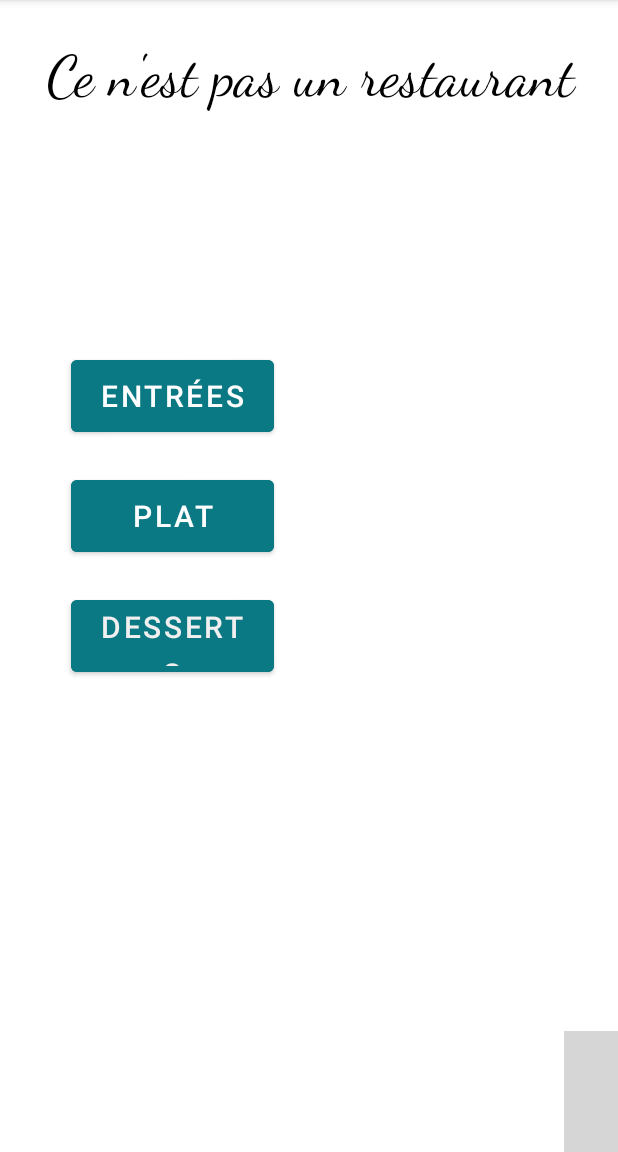
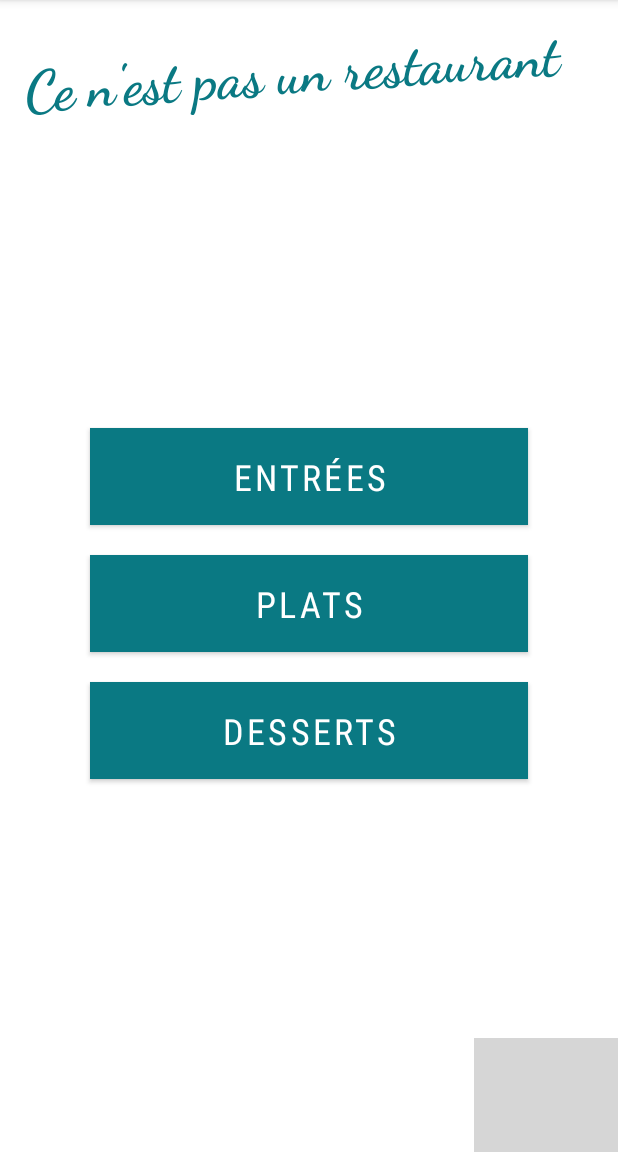
Before and after one commit to ChloeBlt/AndroidERestaurant, an Android app: the screen it shows after launch (HomeActivity), on a phone screen of 412 x 824 dp, the part 84-1236 px from its top. Run offline under Robolectric (Android 15) with nearby library versions, the phone set to English and light mode, and no system bars; grey boxes are pictures that could not be loaded.

Commit message:
Modification graphique

```diff
--- a/app/src/main/res/layout/activity_dish.xml
+++ b/app/src/main/res/layout/activity_dish.xml
@@ -12,6 +12,7 @@
         android:layout_height="wrap_content"
         android:layout_marginTop="32dp"
         android:fontFamily="cursive"
+        android:textColor="@color/turquoise"
         android:textSize="38sp"
         android:textStyle="bold"
         app:layout_constraintEnd_toEndOf="parent"
--- a/app/src/main/res/layout/activity_home.xml
+++ b/app/src/main/res/layout/activity_home.xml
@@ -10,8 +10,7 @@
         android:id="@+id/backgroundTotono"
         android:layout_width="wrap_content"
         android:layout_height="wrap_content"
-        android:layout_marginEnd="-60dp"
-        android:layout_marginBottom="-15dp"
+        android:layout_marginBottom="-20dp"
         android:scaleType="centerCrop"
         app:layout_constraintBottom_toBottomOf="parent"
         app:layout_constraintEnd_toEndOf="parent"
@@ -19,65 +18,86 @@
 
     <Button
         android:id="@+id/buttonStarter"
-        android:layout_width="135dp"
-        android:layout_height="60dp"
-        android:layout_marginTop="11dp"
+        android:layout_width="0dp"
+        android:layout_height="wrap_content"
+        android:layout_marginStart="60dp"
+        android:layout_marginTop="60dp"
+        android:layout_marginEnd="60dp"
         android:backgroundTint="@color/turquoise"
-        android:lineSpacingExtra="8sp"
+        android:fontFamily="sans-serif-condensed"
+        android:lineSpacingExtra="14sp"
         android:text="@string/home_starter"
         android:textAlignment="center"
-        android:textColor="#FFFFFF"
-        android:textSize="20sp"
-        app:layout_constraintBottom_toBottomOf="parent"
-        app:layout_constraintEnd_toEndOf="parent"
-        app:layout_constraintHorizontal_bias="0.17"
-        app:layout_constraintStart_toStartOf="parent"
-        app:layout_constraintTop_toTopOf="parent"
-        app:layout_constraintVertical_bias="0.32" />
-
-    <Button
-        android:id="@+id/buttonMainDish"
-        android:layout_width="135dp"
-        android:layout_height="60dp"
-        android:layout_marginTop="20dp"
-        android:backgroundTint="@color/turquoise"
-        android:lineSpacingExtra="8sp"
-        android:text="plat"
-        android:textAlignment="center"
-        android:textColor="#FFFFFF"
-        android:textSize="20sp"
-        app:layout_constraintEnd_toEndOf="@+id/buttonStarter"
-        app:layout_constraintStart_toStartOf="@+id/buttonStarter"
-        app:layout_constraintTop_toBottomOf="@+id/buttonStarter" />
-
-    <Button
-        android:id="@+id/buttonDessert"
-        android:layout_width="135dp"
-        android:layout_height="60dp"
-        android:layout_marginTop="20dp"
-        android:backgroundTint="@color/turquoise"
-        android:lineSpacingExtra="8sp"
-        android:text="@string/home_dessert"
-        android:textAlignment="center"
-        android:textColor="#F1EFEF"
-        android:textSize="20sp"
-        app:layout_constraintEnd_toEndOf="@+id/buttonMainDish"
-        app:layout_constraintStart_toStartOf="@+id/buttonMainDish"
-        app:layout_constraintTop_toBottomOf="@+id/buttonMainDish" />
-
-    <TextView
-        android:id="@+id/notRestaurant"
-        android:layout_width="420dp"
-        android:layout_height="71dp"
-        android:fontFamily="cursive"
-        android:text="@string/notRestaurant"
-        android:textAlignment="center"
-        android:textColor="#000000"
-        android:textSize="38sp"
+        android:textAllCaps="true"
+        android:textColor="@color/white"
+        android:textSize="24sp"
         app:layout_constraintBottom_toBottomOf="parent"
         app:layout_constraintEnd_toEndOf="parent"
         app:layout_constraintStart_toStartOf="parent"
         app:layout_constraintTop_toTopOf="parent"
-        app:layout_constraintVertical_bias="0.04000002" />
+        app:layout_constraintVertical_bias="0.35"
+        android:padding="10dp"
+        android:background="@color/turquoise" />
+
+    <Button
+        android:id="@+id/buttonMainDish"
+        android:layout_width="0dp"
+        android:layout_height="wrap_content"
+        android:layout_marginTop="20dp"
+        android:backgroundTint="@color/turquoise"
+        android:fontFamily="sans-serif-condensed"
+        android:lineSpacingExtra="8sp"
+        android:text="@string/home_main_dish"
+        android:textAlignment="center"
+        android:textAllCaps="true"
+        android:textColor="@color/white"
+        android:textSize="24sp"
+        app:layout_constraintEnd_toEndOf="@+id/buttonStarter"
+        app:layout_constraintStart_toStartOf="@+id/buttonStarter"
+        app:layout_constraintTop_toBottomOf="@+id/buttonStarter"
+        android:padding="10dp"
+        android:background="@color/turquoise"/>
+
+    <Button
+        android:id="@+id/buttonDessert"
+        android:layout_width="0dp"
+        android:layout_height="wrap_content"
+        android:layout_marginTop="20dp"
+        android:backgroundTint="@color/turquoise"
+        android:fontFamily="sans-serif-condensed"
+        android:lineSpacingExtra="8sp"
+        android:text="@string/home_dessert"
+        android:textAlignment="center"
+        android:textAllCaps="true"
+        android:textColor="@color/white"
+        android:textSize="24sp"
+        app:layout_constraintEnd_toEndOf="@+id/buttonMainDish"
+        app:layout_constraintStart_toStartOf="@+id/buttonMainDish"
+        app:layout_constraintTop_toBottomOf="@+id/buttonMainDish"
+        android:padding="10dp"
+        android:background="@color/turquoise" />
+
+    <TextView
+        android:id="@+id/notRestaurant"
+        android:layout_width="0dp"
+        android:layout_height="wrap_content"
+        android:layout_marginStart="16dp"
+        android:layout_marginTop="24dp"
+        android:layout_marginEnd="16dp"
+        android:fontFamily="cursive"
+        android:rotation="-4"
+        android:text="@string/notRestaurant"
+        android:textAlignment="textStart"
+        android:textAllCaps="false"
+        android:textColor="@color/turquoise"
+        android:textSize="38sp"
+        android:textStyle="bold"
+        android:typeface="normal"
+        app:layout_constraintBottom_toBottomOf="parent"
+        app:layout_constraintEnd_toEndOf="parent"
+        app:layout_constraintHorizontal_bias="0.0"
+        app:layout_constraintStart_toStartOf="parent"
+        app:layout_constraintTop_toTopOf="parent"
+        app:layout_constraintVertical_bias="0.0" />
 
 </androidx.constraintlayout.widget.ConstraintLayout>
```
Also changed, not shown: app/src/main/res/layout/activity_detail.xml (+36 -15 lines), app/src/main/res/layout/activity_login.xml (+17 -8 lines), app/src/main/res/layout/activity_register.xml (+6 -1 lines), app/src/main/res/layout/category_cell.xml (+20 -16 lines), app/src/main/res/drawable/moins.png (added), app/src/main/res/drawable/plus.png (added).
